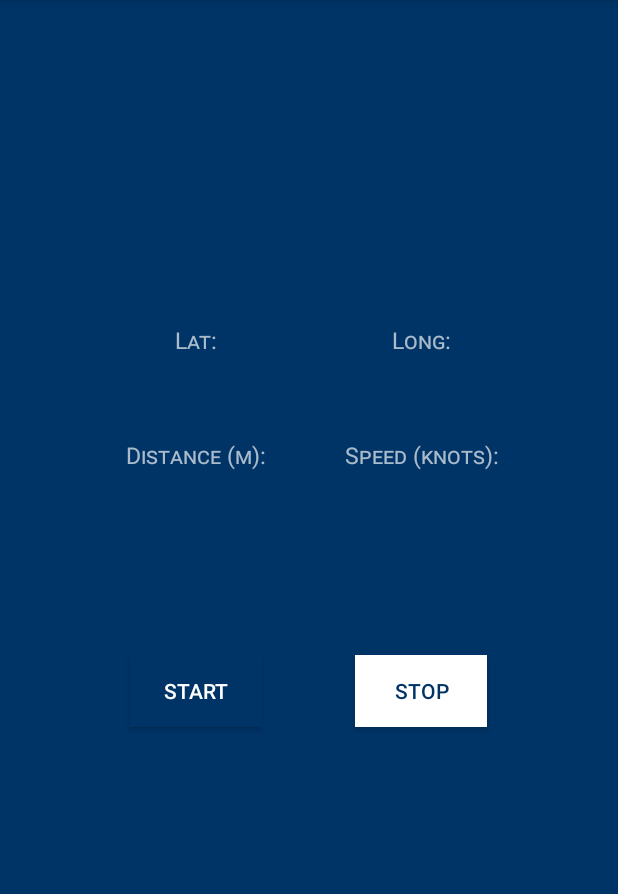
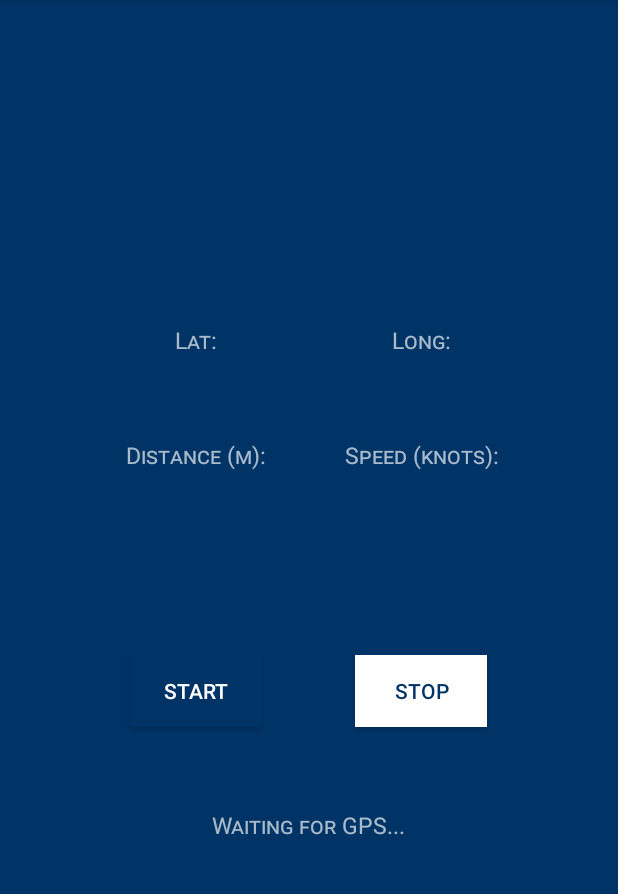
Before and after one commit to Jamie-Diamond/GDP_DAQ, an Android app: the screen it shows after launch (DetailViewActivity), after a tap on "START", on a phone screen of 412 x 824 dp, the part 84-978 px from its top. Run offline under Robolectric (Android 15) with nearby library versions, the phone set to English and light mode, and no system bars.

Commit message:
Mass Update

```diff
--- a/SailingStats/app/src/main/AndroidManifest.xml
+++ b/SailingStats/app/src/main/AndroidManifest.xml
@@ -14,7 +14,9 @@
         android:label="@string/app_name"
         android:supportsRtl="true"
         android:theme="@style/AppTheme">
-        <activity android:name=".DetailViewActivity">
+        <activity
+            android:name=".DetailViewActivity"
+            android:screenOrientation="portrait">
             <intent-filter>
                 <action android:name="android.intent.action.MAIN" />
 
--- a/SailingStats/app/src/main/res/layout/activity_detial_view.xml
+++ b/SailingStats/app/src/main/res/layout/activity_detial_view.xml
@@ -11,7 +11,7 @@
     <GridLayout
         android:layout_width="wrap_content"
         android:layout_height="wrap_content"
-        android:rowCount="5"
+        android:rowCount="6"
         android:columnCount="3"
         android:layout_centerHorizontal="true"
         android:layout_centerVertical="true">
@@ -24,7 +24,6 @@
             android:layout_gravity="bottom|center"
             android:layout_width="150dp"
             android:textAlignment="center"
-            android:keepScreenOn="true"
             style="@style/Title"/>
 
         <TextView
@@ -113,6 +112,18 @@
             style="@style/BtnDown" />
 
         <TextView
+            android:text=""
+            android:layout_height="wrap_content"
+            android:id="@+id/statusTxt"
+            android:layout_centerHorizontal="true"
+            android:layout_gravity="bottom|center"
+            android:layout_width="wrap_content"
+            android:layout_row="4"
+            android:layout_column="0"
+            android:layout_columnSpan="2"
+            style="@style/Title"/>
+
+        <TextView
             android:text="Speed (knots):"
             style="@style/Title"
             android:layout_width="wrap_content"
```
Also changed, not shown: SailingStats/app/src/main/java/foilingcatgdp/sailingstats/DetailViewActivity.java (+79 -7 lines).
